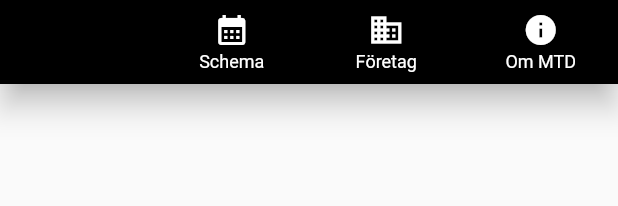
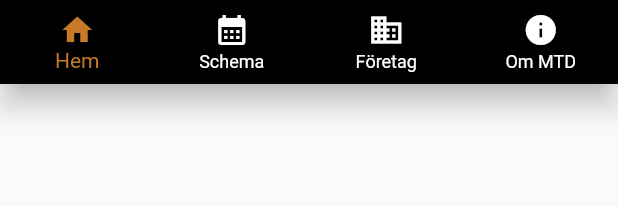
Before and after one commit to dahlhugo/mtd2022, a Flutter app: the NavBar widget shown alone on an empty page, opened directly, on a phone screen of 412 x 824 dp. Shown: the top 206 px of the screen. Run offline on Flutter 3.47's test engine with Material 2 defaults, Android fonts, the phone set to English and light mode, and no system bars; statements that could not run were skipped.

Commit message:
navbar and pageview working

```diff
--- /dev/null
+++ b/lib/widgets/navbar.dart
@@ -0,0 +1,39 @@
+import 'package:flutter/material.dart';
+
+class NavBar extends StatefulWidget {
+  const NavBar({Key? key}) : super(key: key);
+
+  @override
+  _NavBarState createState() => _NavBarState();
+}
+
+class _NavBarState extends State<NavBar> {
+  @override
+  Widget build(BuildContext context) {
+    return BottomNavigationBar(
+
+      items: const <BottomNavigationBarItem>[
+        BottomNavigationBarItem(
+          label: 'Hem',
+          icon: Icon(Icons.home),
+        ),
+        BottomNavigationBarItem(
+            label: 'Schema',
+            icon: Icon(Icons.calendar_month)
+        ),
+        BottomNavigationBarItem(
+            label: 'Företag',
+            icon: Icon(Icons.business)
+        ),
+        BottomNavigationBarItem(
+            label: 'Om MTD',
+            icon: Icon(Icons.info)
+        ),
+      ],
+      type: BottomNavigationBarType.fixed,
+      selectedItemColor: const Color(0xFFC97A26),
+      backgroundColor: const Color(0xFF000000),
+      unselectedItemColor: const Color(0xFFFFFFFF),
+    );
+  }
+}
```
Also changed, not shown: lib/main.dart (+57 -33 lines), 1 other file.
